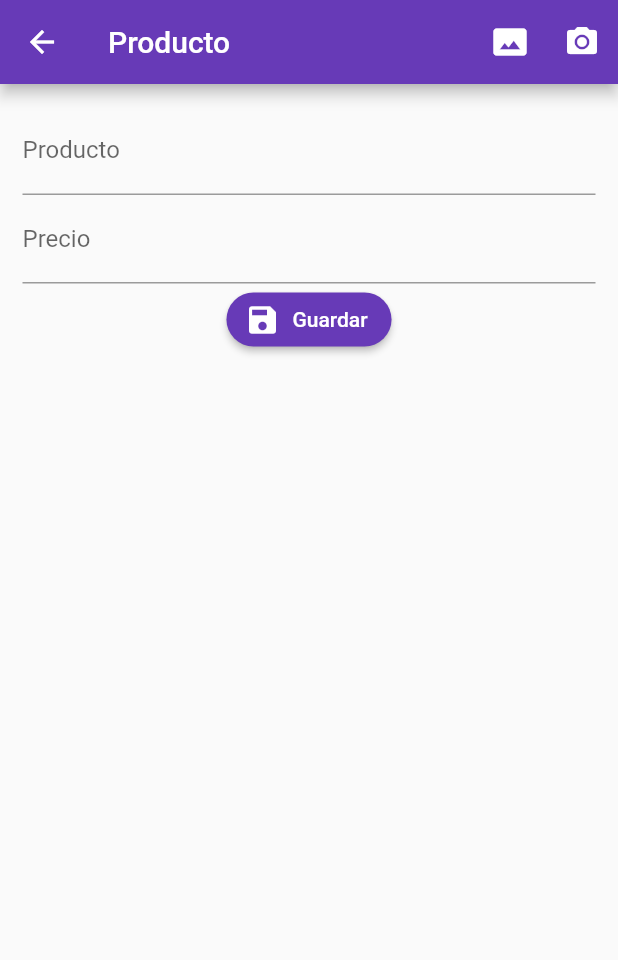
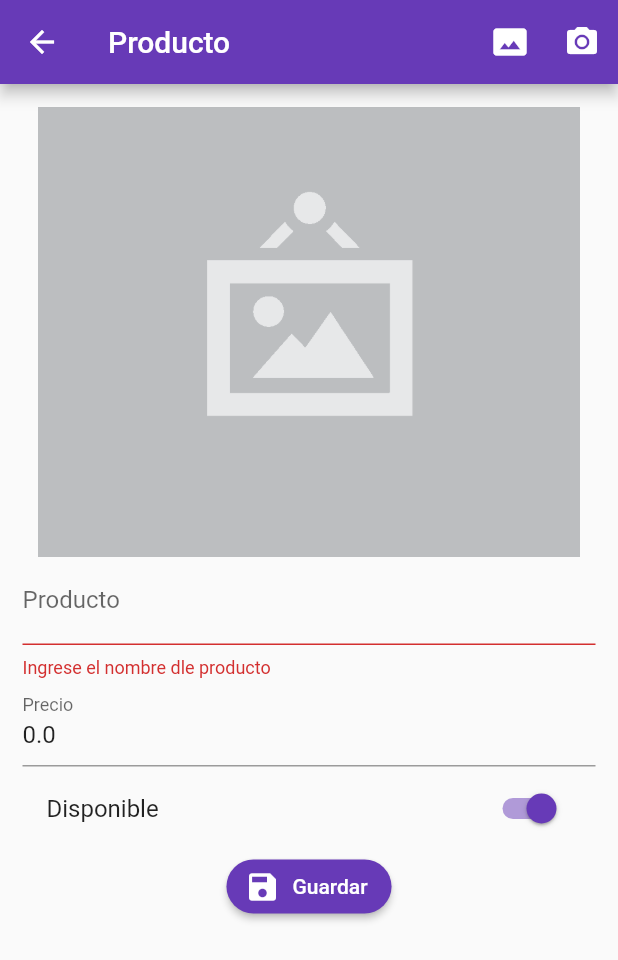
Before and after one commit to adrian-blas/form_validations, a Flutter app: the ProductoPage screen opened by its route, after a tap on "Guardar", on a phone screen of 412 x 824 dp. Shown: the top 960 px of the screen. Run offline on Flutter 3.47's test engine with Material 2 defaults, Android fonts, the phone set to English and light mode, and no system bars; our stand-ins replace image_picker, rxdart; missing offline and left inert: mime_type; network calls fail.

Commit message:
seccion 12 terminada

```diff
--- /dev/null
+++ b/lib/src/models/producto_model.dart
@@ -0,0 +1,42 @@
+// To parse this JSON data, do
+//
+//     final productoModel = productoModelFromJson(jsonString);
+
+import 'dart:convert';
+
+ProductoModel productoModelFromJson(String str) => ProductoModel.fromJson(json.decode(str));
+
+String productoModelToJson(ProductoModel data) => json.encode(data.toJson());
+
+class ProductoModel {
+
+    String id;
+    String titulo;
+    double valor;
+    bool disponible;
+    String fotoUrl;
+
+    ProductoModel({
+        this.id,
+        this.titulo = '',
+        this.valor = 0.0,
+        this.disponible = true,
+        this.fotoUrl,
+    });
+
+    factory ProductoModel.fromJson(Map<String, dynamic> json) => ProductoModel(
+        id         : json["id"],
+        titulo     : json["titulo"],
+        valor      : json["valor"],
+        disponible : json["disponible"],
+        fotoUrl    : json["fotoUrl"],
+    );
+
+    Map<String, dynamic> toJson() => {
+        // "id"         : id,
+        "titulo"     : titulo,
+        "valor"      : valor,
+        "disponible" : disponible,
+        "fotoUrl"    : fotoUrl,
+    };
+}
--- a/lib/src/pages/producto_page.dart
+++ b/lib/src/pages/producto_page.dart
@@ -1,22 +1,53 @@
+import 'dart:io';
+
 import 'package:flutter/material.dart';
+import 'package:image_picker/image_picker.dart';
 
-class ProductoPage extends StatelessWidget {
+import 'package:formvalidation/src/models/producto_model.dart';
+import 'package:formvalidation/src/providers/producto_provider.dart';
+import 'package:formvalidation/src/utils/utils.dart' as utils;
+
+class ProductoPage extends StatefulWidget {
+
+  // Manera para controlar un formulario
+  @override
+  _ProductoPageState createState() => _ProductoPageState();
+}
+
+class _ProductoPageState extends State<ProductoPage> {
+
+  final formKey = GlobalKey<FormState>();
+  final scaffoldKey = GlobalKey<ScaffoldState>();
+  final productoProvider = new ProductoProvider();
+
+  ProductoModel producto = new ProductoModel();
+  bool _guardando = false;
+  File foto;
 
   @override
   Widget build(BuildContext context) {
+
+    // De esta manera si cacha si trae datos de la pagina anterior
+    final ProductoModel prodData = ModalRoute.of(context).settings.arguments;
+
+    if( prodData != null ){
+      producto = prodData;
+    }
+
     return Scaffold(
+      key: scaffoldKey,
       appBar: AppBar(
         title: Text('Producto'),
         actions: <Widget>[
 
           IconButton(
             icon: Icon( Icons.photo_size_select_actual ),
-            onPressed: (){},
+            onPressed: _seleccionarFoto,
           ),
 
           IconButton(
             icon: Icon( Icons.camera_alt ),
-            onPressed: (){},
+            onPressed: _tomarFoto,
           ),
 
         ],
@@ -24,12 +55,17 @@ class ProductoPage extends StatelessWidget {
       body: SingleChildScrollView(
         padding: EdgeInsets.all(15.0),
         child: Form(
+          key: formKey,
           child: Column(
             children: <Widget>[
+
+              _mostrarFoto(),
 
               _crearNombre(),
 
               _crearPrecio(),
+
+              _crearDisponible(),
 
               _crearBoton(),
 
@@ -43,10 +79,19 @@ class ProductoPage extends StatelessWidget {
   Widget _crearNombre() {
 
     return TextFormField(
+      initialValue: producto.titulo,
       textCapitalization: TextCapitalization.sentences,
       decoration: InputDecoration(
         labelText: 'Producto',
       ),
+      onSaved: (value) => producto.titulo = value,
+      validator: (value) {
+        if( value.length < 3 ){
+          return 'Ingrese el nombre dle producto';
+        }else {
+          return null;
+        }
+      },
     );
 
   }
@@ -54,10 +99,21 @@ class ProductoPage extends StatelessWidget {
   Widget _crearPrecio() {
 
     return TextFormField(
+      initialValue: producto.valor.toString(),
       keyboardType: TextInputType.numberWithOptions( decimal: true ),
       decoration: InputDecoration(
         labelText: 'Precio',
       ),
+      onSaved: (value) => producto.valor = double.parse(value),
+      validator: (value) {
+
+        if( utils.isNumeric(value) ){
+          return null;
+        }else {
+          return 'Sólo números';
+        }
+
+      },
     );
 
   }
@@ -72,10 +128,109 @@ class ProductoPage extends StatelessWidget {
       color: Colors.deepPurple,
       label: Text('Guardar'),
       icon: Icon( Icons.save ),
-      onPressed: (){},
+      onPressed: (_guardando) ? null : _submit,
     );
 
   }
 
+  Widget _crearDisponible(){
+
+    return SwitchListTile(
+      value: producto.disponible,
+      title: Text('Disponible'),
+      activeColor: Colors.deepPurple,
+      onChanged: (value) => setState( () {
+        producto.disponible = value;
+      }),
+    );
+
+  }
+
+  void _submit() async {
+
+    if( !formKey.currentState.validate() ) return;
+
+    formKey.currentState.save();
+
+    setState(() =>_guardando = true );
+
+    if( foto != null ){
+      producto.fotoUrl = await productoProvider.subirImagen(foto);
+    }
+
+    if ( producto.id == null ){
+      productoProvider.crearProducto(producto);
+    } else {
+      productoProvider.editarProducto(producto);
+    }
+
+    // setState(() =>_guardando = false );
+    mostrarSnackbar('Registro guardado');
+
+    Navigator.pop(context);
+
+  }
+
+  void mostrarSnackbar( String mensaje ){
+
+    final snackbar = SnackBar(
+      content: Text( mensaje ),
+      duration: Duration( milliseconds: 1500 ),
+    );
+
+    scaffoldKey.currentState.showSnackBar(snackbar);
+
+  }
+
+  Widget _mostrarFoto(){
+
+    if( producto.fotoUrl != null ){
+
+      return FadeInImage(
+        image: NetworkImage( producto.fotoUrl ),
+        placeholder: AssetImage('assets/jar-loading.gif'),
+        height: 300.0,
+        fit: BoxFit.contain,
+      );
+
+    } else {
+
+      return Image(
+        // aqui pregunta si la foto tiene informacion y si dentro de esa informacion tiene el path se muestra lo que trae,
+        // si es null muestra la imagen por default
+        image: AssetImage( foto?.path ?? 'assets/no-image.png'),
+        height: 300.0,
+        fit: BoxFit.cover,
+      );
+
+    }
+
+  }
+
+  _seleccionarFoto() async {
+
+    _procesarImagen( ImageSource.gallery );
+
+  }
+
+  _tomarFoto() async {
+
+    _procesarImagen( ImageSource.camera );
+
+  }
+
+  _procesarImagen( ImageSource origen ) async {
+
+    foto = await ImagePicker.pickImage(
+      source: origen,
+    );
+
+    if( foto != null ){
+      producto.fotoUrl = null;
+    }
+
+    setState(() {} );
+
+  }
 
 }
--- /dev/null
+++ b/lib/src/utils/utils.dart
@@ -0,0 +1,10 @@
+
+bool isNumeric ( String s ){
+
+  if( s.isEmpty ) return false;
+
+  final n = num.tryParse(s);
+
+  return ( n == null ) ? false : true;
+
+}
--- a/pubspec.yaml
+++ b/pubspec.yaml
@@ -24,6 +24,9 @@ dependencies:
   # Use with the CupertinoIcons class for iOS style icons.
   cupertino_icons: ^0.1.2
   rxdart: ^0.22.2
+  http:
+  image_picker:
+  mime_type:
 
 dev_dependencies:
   flutter_test:
@@ -42,7 +45,8 @@ flutter:
   uses-material-design: true
 
   # To add assets to your application, add an assets section, like this:
-  # assets:
+  assets:
+    - assets/
   #  - images/a_dot_burr.jpeg
   #  - images/a_dot_ham.jpeg
 
```
Also changed, not shown: lib/src/pages/home_page.dart (+66 -3 lines), lib/src/providers/producto_provider.dart (added, +112 -0 lines), assets/jar-loading.gif (added), assets/no-image.png (added), pubspec.lock, 2 other files.
